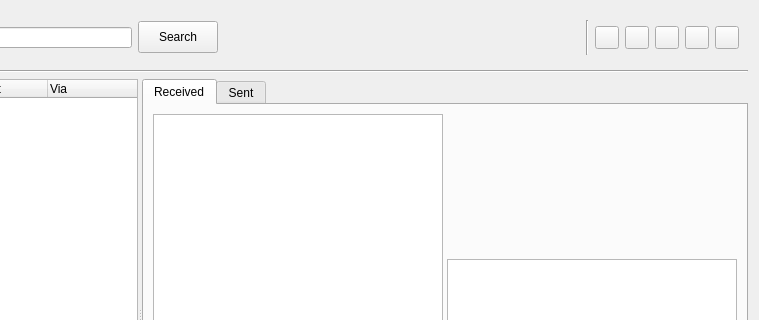
This is src/gui/ui/messages.ui in Open-Transactions/Moneychanger as Qt 5 draws it before an edit; both pictures show x 164 to 923 and y 0 to 320 of the 923 by 565 pixel window. The edited form follows.
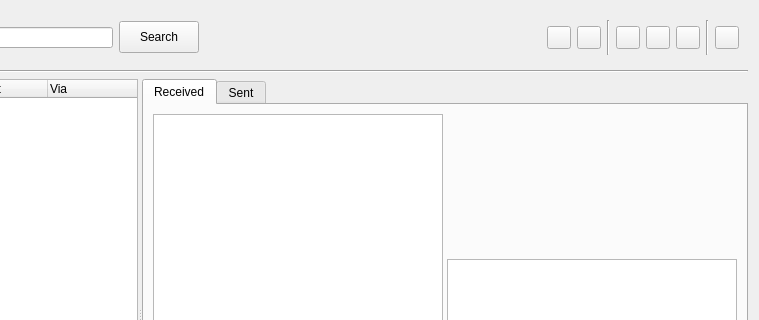
This is the edited form. Custom widgets are drawn as their Qt base class.

```diff
--- a/src/gui/ui/messages.ui
+++ b/src/gui/ui/messages.ui
@@ -74,13 +74,6 @@
       </item>
       <item>
        <layout class="QHBoxLayout" name="horizontalLayout">
-        <item>
-         <widget class="Line" name="line_2">
-          <property name="orientation">
-           <enum>Qt::Vertical</enum>
-          </property>
-         </widget>
-        </item>
         <item>
          <widget class="QToolButton" name="toolButtonCompose">
           <property name="text">
@@ -88,6 +81,20 @@
           </property>
          </widget>
         </item>
+        <item>
+         <widget class="QToolButton" name="toolButtonContacts">
+          <property name="text">
+           <string/>
+          </property>
+         </widget>
+        </item>
+        <item>
+         <widget class="Line" name="line_2">
+          <property name="orientation">
+           <enum>Qt::Vertical</enum>
+          </property>
+         </widget>
+        </item>
         <item>
          <widget class="QToolButton" name="toolButtonReply">
           <property name="text">
@@ -109,6 +116,13 @@
           </property>
          </widget>
         </item>
+        <item>
+         <widget class="Line" name="line_3">
+          <property name="orientation">
+           <enum>Qt::Vertical</enum>
+          </property>
+         </widget>
+        </item>
         <item>
          <widget class="QToolButton" name="toolButtonRefresh">
           <property name="text">
```
